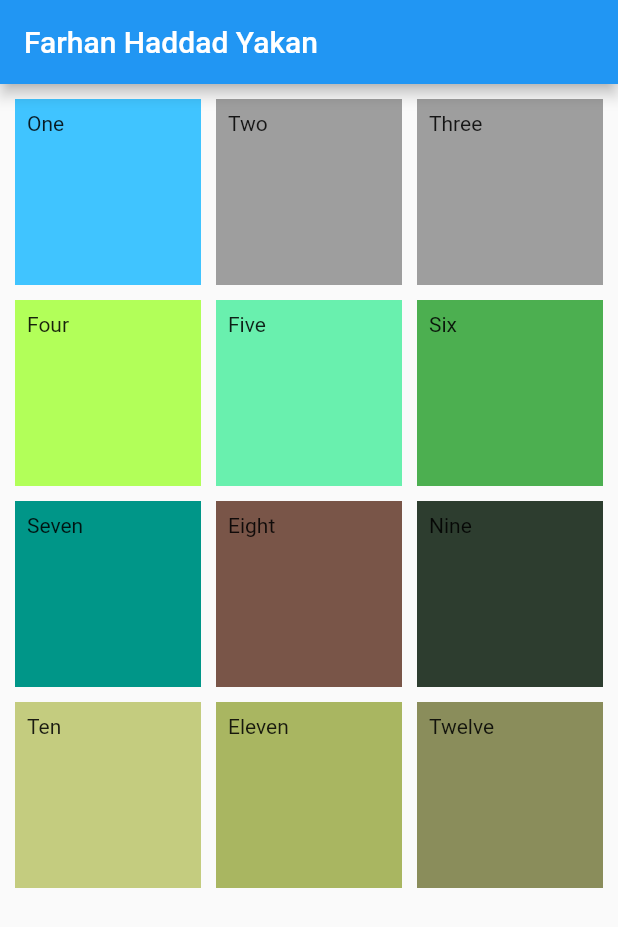
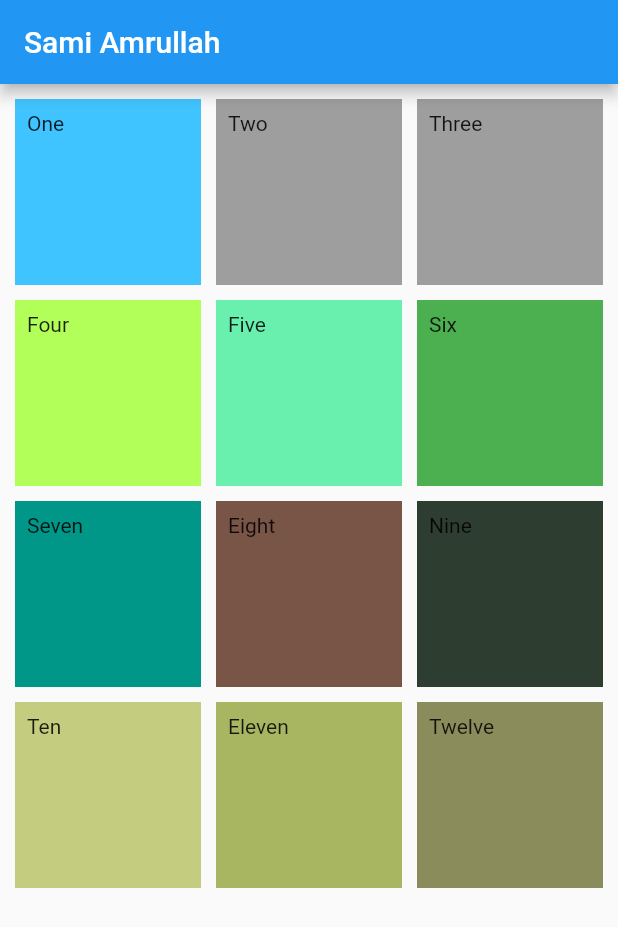
Before and after one commit to FarhanHaddad/pert7_201011401099, a Flutter app: the screen it shows after launch, on a phone screen of 412 x 824 dp. Shown: the top 927 px of the screen. Run offline on Flutter 3.47's test engine with Material 2 defaults, Android fonts, the phone set to English and light mode, and no system bars.

Commit message:
pertama kali push

```diff
--- a/lib/main.dart
+++ b/lib/main.dart
@@ -26,7 +26,7 @@ class _HomeScreenState extends State<HomeScreen> {
   Widget build(BuildContext context) {
     return Scaffold(
       appBar: AppBar(
-        title: Text("Farhan Haddad Yakan"),
+        title: Text("Sami Amrullah"),
       ),
       body: GridView.count(
         crossAxisCount: 3,
```
